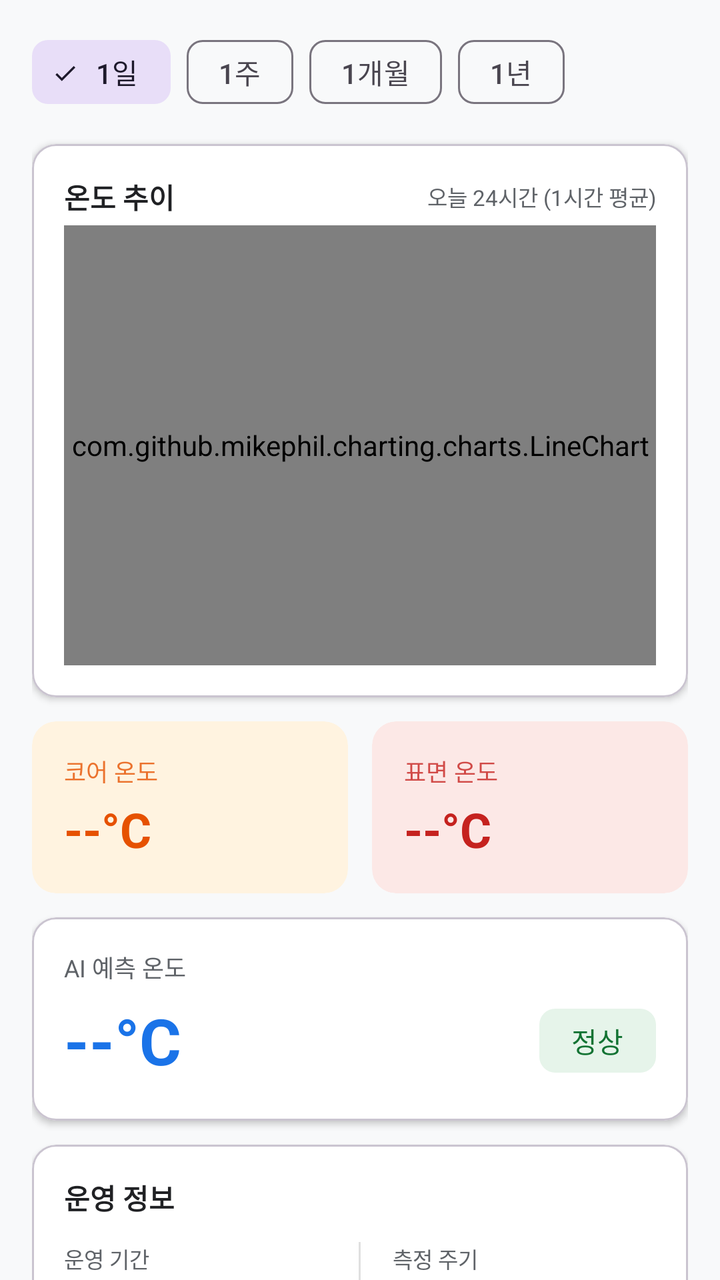
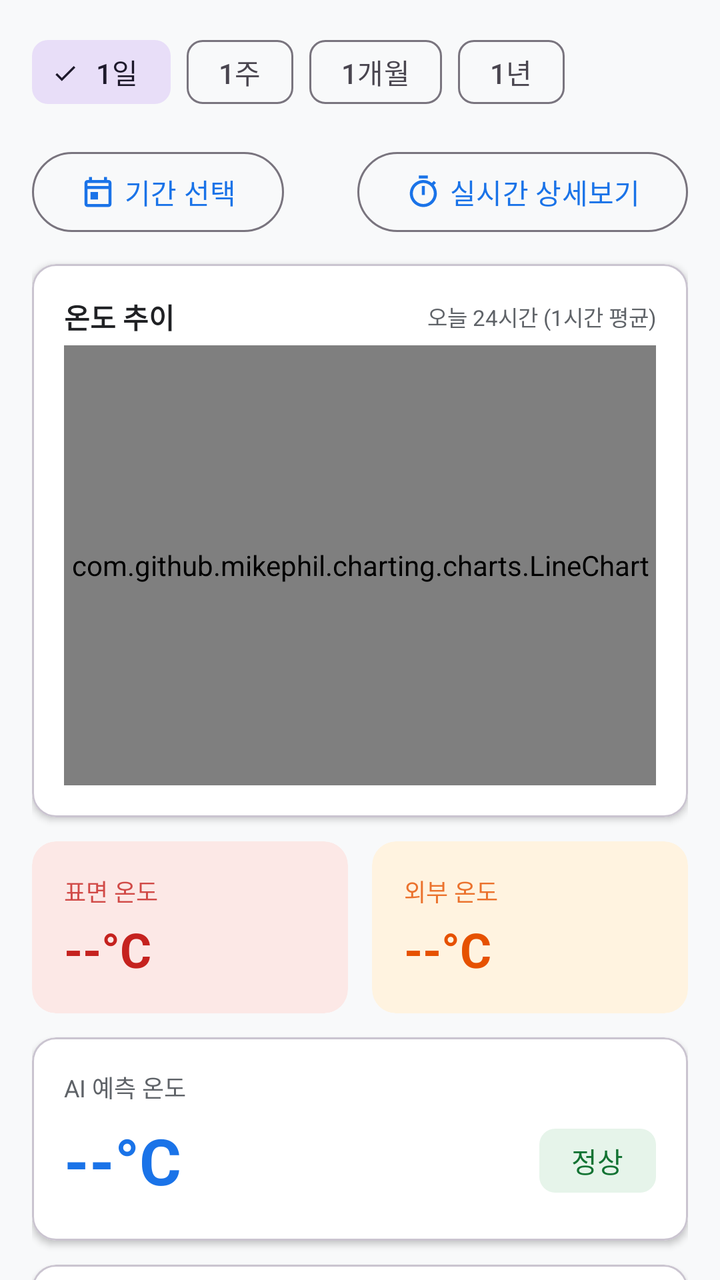

The first picture is an Android layout as it rendered before a commit; the second is the same layout after the commit. The layout source and the unified diff follow.
<!-- AndroidManifest.xml: application theme Theme.IN_GPS -->
<!-- res/layout/fragment_sensor_detail.xml -->
<?xml version="1.0" encoding="utf-8"?>
<androidx.core.widget.NestedScrollView
    xmlns:android="http://schemas.android.com/apk/res/android"
    xmlns:app="http://schemas.android.com/apk/res-auto"
    android:layout_width="match_parent"
    android:layout_height="match_parent"
    android:background="@color/color_surface"
    android:clipToPadding="false"
    android:paddingBottom="8dp">

    <LinearLayout
        android:layout_width="match_parent"
        android:layout_height="wrap_content"
        android:orientation="vertical"
        android:paddingHorizontal="16dp"
        android:paddingTop="12dp"
        android:paddingBottom="8dp">

        
        <com.google.android.material.chip.ChipGroup
            android:id="@+id/chip_group_period"
            android:layout_width="match_parent"
            android:layout_height="wrap_content"
            android:layout_marginBottom="12dp"
            app:singleSelection="true"
            app:selectionRequired="true">

            <com.google.android.material.chip.Chip
                android:id="@+id/chip_1d"
                style="@style/Widget.Material3.Chip.Filter"
                android:layout_width="wrap_content"
                android:layout_height="wrap_content"
                android:text="1일"
                android:checked="true" />

            <com.google.android.material.chip.Chip
                android:id="@+id/chip_1w"
                style="@style/Widget.Material3.Chip.Filter"
                android:layout_width="wrap_content"
                android:layout_height="wrap_content"
                android:text="1주" />

            <com.google.android.material.chip.Chip
                android:id="@+id/chip_1m"
                style="@style/Widget.Material3.Chip.Filter"
                android:layout_width="wrap_content"
                android:layout_height="wrap_content"
                android:text="1개월" />

            <com.google.android.material.chip.Chip
                android:id="@+id/chip_1y"
                style="@style/Widget.Material3.Chip.Filter"
                android:layout_width="wrap_content"
                android:layout_height="wrap_content"
                android:text="1년" />
        </com.google.android.material.chip.ChipGroup>

        
        <com.google.android.material.card.MaterialCardView
            android:id="@+id/card_chart"
            android:layout_width="match_parent"
            android:layout_height="wrap_content"
            android:layout_marginBottom="12dp"
            app:cardCornerRadius="12dp"
            app:cardBackgroundColor="@color/color_card_bg"
            app:cardElevation="2dp">

            <LinearLayout
                android:layout_width="match_parent"
                android:layout_height="wrap_content"
                android:orientation="vertical"
                android:padding="16dp">

                <LinearLayout
                    android:layout_width="match_parent"
                    android:layout_height="wrap_content"
                    android:orientation="horizontal"
                    android:gravity="center_vertical"
                    android:layout_marginBottom="4dp">

                    <TextView
                        android:layout_width="0dp"
                        android:layout_height="wrap_content"
                        android:layout_weight="1"
                        android:text="온도 추이"
                        android:textColor="@color/color_text_primary"
                        android:textSize="14sp"
                        android:textStyle="bold" />

                    <TextView
                        android:id="@+id/tv_chart_period_label"
                        android:layout_width="wrap_content"
                        android:layout_height="wrap_content"
                        android:text="오늘 24시간 (1시간 평균)"
                        android:textColor="@color/color_text_secondary"
                        android:textSize="11sp" />
                </LinearLayout>

                <com.github.mikephil.charting.charts.LineChart
                    android:id="@+id/line_chart"
                    android:layout_width="match_parent"
                    android:layout_height="220dp" />
            </LinearLayout>
        </com.google.android.material.card.MaterialCardView>

        
        <LinearLayout
            android:layout_width="match_parent"
            android:layout_height="wrap_content"
            android:orientation="horizontal"
            android:layout_marginBottom="12dp">

            
            <com.google.android.material.card.MaterialCardView
                android:layout_width="0dp"
                android:layout_height="wrap_content"
                android:layout_weight="1"
                android:layout_marginEnd="6dp"
                app:cardCornerRadius="12dp"
                app:cardBackgroundColor="@color/color_frame_temp_bg"
                app:cardElevation="0dp"
                app:strokeWidth="0dp">

                <LinearLayout
                    android:layout_width="match_parent"
                    android:layout_height="wrap_content"
                    android:orientation="vertical"
                    android:padding="16dp">

                    <TextView
                        android:layout_width="wrap_content"
                        android:layout_height="wrap_content"
                        android:text="코어 온도"
                        android:textColor="@color/color_frame_temp_text"
                        android:textSize="12sp"
                        android:alpha="0.8" />

                    <TextView
                        android:id="@+id/tv_frame_temp"
                        android:layout_width="wrap_content"
                        android:layout_height="wrap_content"
                        android:layout_marginTop="4dp"
                        android:text="--°C"
                        android:textColor="@color/color_frame_temp_text"
                        android:textSize="24sp"
                        android:textStyle="bold" />
                </LinearLayout>
            </com.google.android.material.card.MaterialCardView>

            
            <com.google.android.material.card.MaterialCardView
                android:layout_width="0dp"
                android:layout_height="wrap_content"
                android:layout_weight="1"
                android:layout_marginStart="6dp"
                app:cardCornerRadius="12dp"
                app:cardBackgroundColor="@color/color_ambient_temp_bg"
                app:cardElevation="0dp"
                app:strokeWidth="0dp">

                <LinearLayout
                    android:layout_width="match_parent"
                    android:layout_height="wrap_content"
                    android:orientation="vertical"
                    android:padding="16dp">

                    <TextView
                        android:layout_width="wrap_content"
                        android:layout_height="wrap_content"
                        android:text="표면 온도"
                        android:textColor="@color/color_ambient_temp_text"
                        android:textSize="12sp"
                        android:alpha="0.8" />

                    <TextView
                        android:id="@+id/tv_ambient_temp"
                        android:layout_width="wrap_content"
                        android:layout_height="wrap_content"
                        android:layout_marginTop="4dp"
                        android:text="--°C"
                        android:textColor="@color/color_ambient_temp_text"
                        android:textSize="24sp"
                        android:textStyle="bold" />
                </LinearLayout>
            </com.google.android.material.card.MaterialCardView>
        </LinearLayout>

        
        <com.google.android.material.card.MaterialCardView
            android:id="@+id/card_ai_prediction"
            android:layout_width="match_parent"
            android:layout_height="wrap_content"
            android:layout_marginBottom="12dp"
            app:cardCornerRadius="12dp"
            app:cardBackgroundColor="@color/color_card_bg"
            app:cardElevation="2dp">

            <LinearLayout
                android:layout_width="match_parent"
                android:layout_height="wrap_content"
                android:orientation="vertical"
                android:padding="16dp">

                <TextView
                    android:layout_width="wrap_content"
                    android:layout_height="wrap_content"
                    android:layout_marginBottom="4dp"
                    android:text="AI 예측 온도"
                    android:textColor="@color/color_text_secondary"
                    android:textSize="12sp" />

                <LinearLayout
                    android:layout_width="match_parent"
                    android:layout_height="wrap_content"
                    android:orientation="horizontal"
                    android:gravity="center_vertical">

                    <TextView
                        android:id="@+id/tv_ai_temp"
                        android:layout_width="0dp"
                        android:layout_height="wrap_content"
                        android:layout_weight="1"
                        android:text="--°C"
                        android:textColor="@color/color_primary"
                        android:textSize="32sp"
                        android:textStyle="bold" />

                    <com.google.android.material.chip.Chip
                        android:id="@+id/chip_ai_status"
                        android:layout_width="wrap_content"
                        android:layout_height="wrap_content"
                        android:text="정상"
                        android:textColor="@color/color_normal_text"
                        app:chipBackgroundColor="@color/color_normal_bg"
                        app:chipStrokeWidth="0dp" />
                </LinearLayout>
            </LinearLayout>
        </com.google.android.material.card.MaterialCardView>

        
        <com.google.android.material.card.MaterialCardView
            android:id="@+id/card_operation"
            android:layout_width="match_parent"
            android:layout_height="wrap_content"
            android:layout_marginBottom="12dp"
            app:cardCornerRadius="12dp"
            app:cardBackgroundColor="@color/color_card_bg"
            app:cardElevation="2dp">

            <LinearLayout
                android:layout_width="match_parent"
                android:layout_height="wrap_content"
                android:orientation="vertical"
                android:padding="16dp">

                <TextView
                    android:layout_width="wrap_content"
                    android:layout_height="wrap_content"
                    android:layout_marginBottom="12dp"
                    android:text="운영 정보"
                    android:textColor="@color/color_text_primary"
                    android:textSize="14sp"
                    android:textStyle="bold" />

                <LinearLayout
                    android:layout_width="match_parent"
                    android:layout_height="wrap_content"
                    android:orientation="horizontal">

                    <LinearLayout
                        android:layout_width="0dp"
                        android:layout_height="wrap_content"
                        android:layout_weight="1"
                        android:orientation="vertical">

                        <TextView
                            android:layout_width="wrap_content"
                            android:layout_height="wrap_content"
                            android:text="운영 기간"
                            android:textColor="@color/color_text_secondary"
                            android:textSize="11sp" />

                        <TextView
                            android:id="@+id/tv_period"
                            android:layout_width="wrap_content"
                            android:layout_height="wrap_content"
                            android:layout_marginTop="2dp"
                            android:text="--"
                            android:textColor="@color/color_text_primary"
                            android:textSize="14sp"
                            android:textStyle="bold" />
                    </LinearLayout>

                    <View
                        android:layout_width="1dp"
                        android:layout_height="match_parent"
                        android:background="@color/color_divider"
                        android:layout_marginHorizontal="16dp" />

                    <LinearLayout
                        android:layout_width="0dp"
                        android:layout_height="wrap_content"
                        android:layout_weight="1"
                        android:orientation="vertical">

                        <TextView
                            android:layout_width="wrap_content"
                            android:layout_height="wrap_content"
                            android:text="측정 주기"
                            android:textColor="@color/color_text_secondary"
                            android:textSize="11sp" />

                        <TextView
                            android:id="@+id/tv_interval"
                            android:layout_width="wrap_content"
                            android:layout_height="wrap_content"
                            android:layout_marginTop="2dp"
                            android:text="--"
                            android:textColor="@color/color_text_primary"
                            android:textSize="14sp"
                            android:textStyle="bold" />
                    </LinearLayout>
                </LinearLayout>
            </LinearLayout>
        </com.google.android.material.card.MaterialCardView>

    </LinearLayout>
</androidx.core.widget.NestedScrollView>
<!-- resources referenced by this layout -->
<resources>
  <color name="color_ambient_temp_bg">#FCE8E6</color>
  <color name="color_ambient_temp_text">#C5221F</color>
  <color name="color_card_bg">#FFFFFF</color>
  <color name="color_divider">#E0E0E0</color>
  <color name="color_frame_temp_bg">#FFF3E0</color>
  <color name="color_frame_temp_text">#E65100</color>
  <color name="color_normal_bg">#E6F4EA</color>
  <color name="color_normal_text">#137333</color>
  <color name="color_primary">#1A73E8</color>
  <color name="color_surface">#F8F9FA</color>
  <color name="color_text_primary">#202124</color>
  <color name="color_text_secondary">#5F6368</color>
  <style name="Theme.IN_GPS" parent="Base.Theme.IN_GPS" />
  <style name="Base.Theme.IN_GPS" parent="Theme.Material3.Light.NoActionBar">
          <item name="colorPrimary">@color/color_primary</item>
          <item name="colorSurface">@color/color_surface</item>
          <item name="colorOnPrimary">@color/white</item>
          <item name="colorOnSurface">@color/color_text_primary</item>
          <item name="android:windowBackground">@color/color_surface</item>
      </style>
  <color name="white">#FFFFFFFF</color>
</resources>

<!-- the commit's change to res/layout/fragment_sensor_detail.xml (unified diff, before → after) -->
@@ -56,6 +56,38 @@
         </com.google.android.material.chip.ChipGroup>
 
         
+        <LinearLayout
+            android:layout_width="match_parent"
+            android:layout_height="wrap_content"
+            android:orientation="horizontal"
+            android:gravity="center_vertical"
+            android:layout_marginBottom="12dp">
+
+            <com.google.android.material.button.MaterialButton
+                android:id="@+id/btn_pick_range"
+                style="@style/Widget.Material3.Button.OutlinedButton"
+                android:layout_width="wrap_content"
+                android:layout_height="wrap_content"
+                android:text="기간 선택"
+                app:icon="@drawable/ic_calendar"
+                app:iconGravity="textStart" />
+
+            <Space
+                android:layout_width="0dp"
+                android:layout_height="1dp"
+                android:layout_weight="1" />
+
+            <com.google.android.material.button.MaterialButton
+                android:id="@+id/btn_realtime_detail"
+                style="@style/Widget.Material3.Button.OutlinedButton"
+                android:layout_width="wrap_content"
+                android:layout_height="wrap_content"
+                android:text="실시간 상세보기"
+                app:icon="@drawable/ic_timer"
+                app:iconGravity="textStart" />
+        </LinearLayout>
+
+        
         <com.google.android.material.card.MaterialCardView
             android:id="@+id/card_chart"
             android:layout_width="match_parent"
@@ -96,6 +128,31 @@
                         android:textSize="11sp" />
                 </LinearLayout>
 
+                
+                <com.google.android.material.chip.ChipGroup
+                    android:id="@+id/chip_group_sensor"
+                    android:layout_width="wrap_content"
+                    android:layout_height="wrap_content"
+                    android:visibility="gone"
+                    app:singleSelection="true"
+                    app:selectionRequired="true">
+
+                    <com.google.android.material.chip.Chip
+                        android:id="@+id/chip_sensor_surface"
+                        style="@style/Widget.Material3.Chip.Filter"
+                        android:layout_width="wrap_content"
+                        android:layout_height="wrap_content"
+                        android:text="표면"
+                        android:checked="true" />
+
+                    <com.google.android.material.chip.Chip
+                        android:id="@+id/chip_sensor_external"
+                        style="@style/Widget.Material3.Chip.Filter"
+                        android:layout_width="wrap_content"
+                        android:layout_height="wrap_content"
+                        android:text="외부" />
+                </com.google.android.material.chip.ChipGroup>
+
                 <com.github.mikephil.charting.charts.LineChart
                     android:id="@+id/line_chart"
                     android:layout_width="match_parent"
@@ -116,6 +173,43 @@
                 android:layout_height="wrap_content"
                 android:layout_weight="1"
                 android:layout_marginEnd="6dp"
+                app:cardCornerRadius="12dp"
+                app:cardBackgroundColor="@color/color_ambient_temp_bg"
+                app:cardElevation="0dp"
+                app:strokeWidth="0dp">
+
+                <LinearLayout
+                    android:layout_width="match_parent"
+                    android:layout_height="wrap_content"
+                    android:orientation="vertical"
+                    android:padding="16dp">
+
+                    <TextView
+                        android:layout_width="wrap_content"
+                        android:layout_height="wrap_content"
+                        android:text="표면 온도"
+                        android:textColor="@color/color_ambient_temp_text"
+                        android:textSize="12sp"
+                        android:alpha="0.8" />
+
+                    <TextView
+                        android:id="@+id/tv_surface_temp"
+                        android:layout_width="wrap_content"
+                        android:layout_height="wrap_content"
+                        android:layout_marginTop="4dp"
+                        android:text="--°C"
+                        android:textColor="@color/color_ambient_temp_text"
+                        android:textSize="24sp"
+                        android:textStyle="bold" />
+                </LinearLayout>
+            </com.google.android.material.card.MaterialCardView>
+
+            
+            <com.google.android.material.card.MaterialCardView
+                android:layout_width="0dp"
+                android:layout_height="wrap_content"
+                android:layout_weight="1"
+                android:layout_marginStart="6dp"
                 app:cardCornerRadius="12dp"
                 app:cardBackgroundColor="@color/color_frame_temp_bg"
                 app:cardElevation="0dp"
@@ -130,55 +224,18 @@
                     <TextView
                         android:layout_width="wrap_content"
                         android:layout_height="wrap_content"
-                        android:text="코어 온도"
+                        android:text="외부 온도"
                         android:textColor="@color/color_frame_temp_text"
                         android:textSize="12sp"
                         android:alpha="0.8" />
 
                     <TextView
-                        android:id="@+id/tv_frame_temp"
+                        android:id="@+id/tv_external_temp"
                         android:layout_width="wrap_content"
                         android:layout_height="wrap_content"
                         android:layout_marginTop="4dp"
                         android:text="--°C"
                         android:textColor="@color/color_frame_temp_text"
-                        android:textSize="24sp"
-                        android:textStyle="bold" />
-                </LinearLayout>
-            </com.google.android.material.card.MaterialCardView>
-
-            
-            <com.google.android.material.card.MaterialCardView
-                android:layout_width="0dp"
-                android:layout_height="wrap_content"
-                android:layout_weight="1"
-                android:layout_marginStart="6dp"
-                app:cardCornerRadius="12dp"
-                app:cardBackgroundColor="@color/color_ambient_temp_bg"
-                app:cardElevation="0dp"
-                app:strokeWidth="0dp">
-
-                <LinearLayout
-                    android:layout_width="match_parent"
-                    android:layout_height="wrap_content"
-                    android:orientation="vertical"
-                    android:padding="16dp">
-
-                    <TextView
-                        android:layout_width="wrap_content"
-                        android:layout_height="wrap_content"
-                        android:text="표면 온도"
-                        android:textColor="@color/color_ambient_temp_text"
-                        android:textSize="12sp"
-                        android:alpha="0.8" />
-
-                    <TextView
-                        android:id="@+id/tv_ambient_temp"
-                        android:layout_width="wrap_content"
-                        android:layout_height="wrap_content"
-                        android:layout_marginTop="4dp"
-                        android:text="--°C"
-                        android:textColor="@color/color_ambient_temp_text"
                         android:textSize="24sp"
                         android:textStyle="bold" />
                 </LinearLayout>
<!-- resource entries referenced after the edit -->
@@ -12,6 +12,28 @@
   <color name="color_surface">#F8F9FA</color>
   <color name="color_text_primary">#202124</color>
   <color name="color_text_secondary">#5F6368</color>
+  <!-- drawable ic_calendar (drawable) -->
+  <vector xmlns:android="http://schemas.android.com/apk/res/android"
+      android:width="24dp"
+      android:height="24dp"
+      android:viewportWidth="24"
+      android:viewportHeight="24"
+      android:tint="?attr/colorControlNormal">
+      <path
+          android:fillColor="@android:color/white"
+          android:pathData="M19,4h-1V2h-2v2H8V2H6v2H5C3.9,4 3,4.9 3,6v14c0,1.1 0.9,2 2,2h14c1.1,0 2,-0.9 2,-2V6C21,4.9 20.1,4 19,4zM19,20H5V10h14V20zM19,8H5V6h14V8zM7,12h5v5H7V12z"/>
+  </vector>
+  <!-- drawable ic_timer (drawable) -->
+  <?xml version="1.0" encoding="utf-8"?>
+  <vector xmlns:android="http://schemas.android.com/apk/res/android"
+      android:width="24dp"
+      android:height="24dp"
+      android:viewportWidth="24"
+      android:viewportHeight="24">
+      <path
+          android:fillColor="#FF000000"
+          android:pathData="M15,1H9v2h6V1zM11,14h2V8h-2v6zM19.03,7.39l1.42,-1.42c-0.43,-0.51 -0.9,-0.99 -1.41,-1.41l-1.42,1.42C16.07,4.74 14.12,4 12,4c-4.97,0 -9,4.03 -9,9s4.02,9 9,9 9,-4.03 9,-9c0,-2.12 -0.74,-4.07 -1.97,-5.61zM12,20c-3.87,0 -7,-3.13 -7,-7s3.13,-7 7,-7 7,3.13 7,7 -3.13,7 -7,7z" />
+  </vector>
   <style name="Theme.IN_GPS" parent="Base.Theme.IN_GPS" />
   <style name="Base.Theme.IN_GPS" parent="Theme.Material3.Light.NoActionBar">
           <item name="colorPrimary">@color/color_primary</item>
